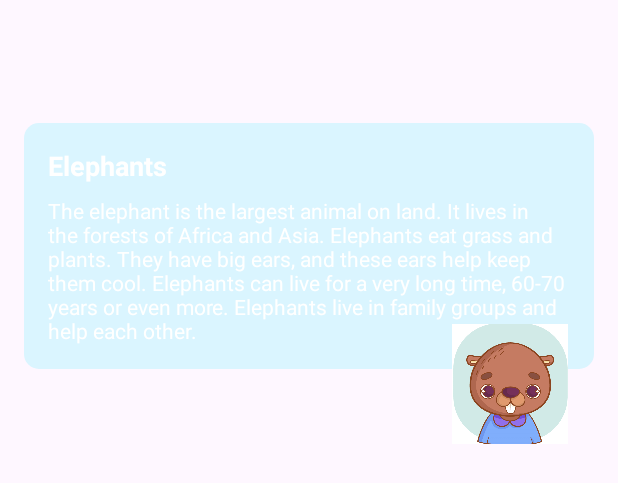
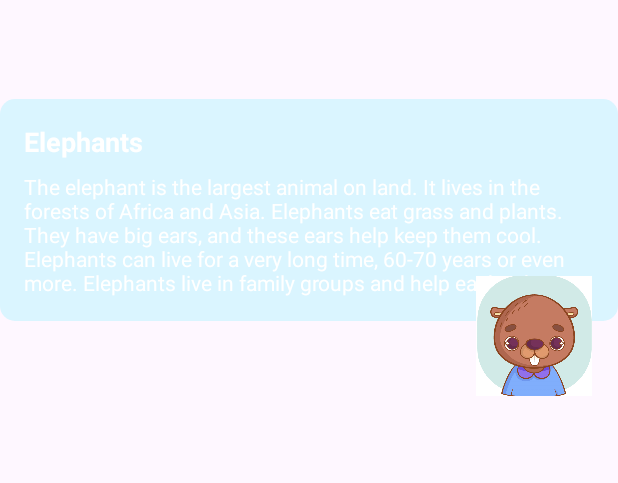
Before and after one commit to MusaHesenov/Kids-App, an Android app: the layout animal_rv_item.xml on its own in the app's theme, with its tools: preview values and no code run, on a phone screen of 412 x 824 dp. Shown: the top 483 px of the screen. Run offline under Robolectric (Android 15) with nearby library versions, the phone set to English and light mode, and no system bars.

Commit message:
interface update

```diff
--- a/app/src/main/java/com/example/kidsapp/data/Colors.kt
+++ b/app/src/main/java/com/example/kidsapp/data/Colors.kt
@@ -1,7 +1,7 @@
 package com.example.kidsapp.data
 
 class Colors (
-    val colorsName: String,
+    val name: String,
     val image: String
 ){
     constructor(): this("","")
--- a/app/src/main/res/layout/animal_rv_item.xml
+++ b/app/src/main/res/layout/animal_rv_item.xml
@@ -3,38 +3,38 @@
     android:layout_width="match_parent"
     android:layout_height="wrap_content"
     xmlns:app="http://schemas.android.com/apk/res-auto"
-    android:padding="16dp">
+    android:padding="0dp">
 
     <LinearLayout
         android:id="@+id/backgroundContainer"
         android:layout_width="0dp"
         android:layout_height="wrap_content"
+        android:background="@drawable/category_background_blue"
         android:orientation="vertical"
         android:padding="16dp"
-        android:background="@drawable/category_background_blue"
+        app:layout_constraintBottom_toBottomOf="parent"
+        app:layout_constraintEnd_toEndOf="parent"
         app:layout_constraintStart_toStartOf="parent"
-        app:layout_constraintTop_toTopOf="parent"
-        app:layout_constraintEnd_toEndOf="parent"
-        app:layout_constraintBottom_toBottomOf="parent">
+        app:layout_constraintTop_toTopOf="parent">
 
         <TextView
             android:id="@+id/titleTv"
             android:layout_width="wrap_content"
             android:layout_height="wrap_content"
             android:text="Elephants"
+            android:textColor="@android:color/white"
             android:textSize="18sp"
-            android:textStyle="bold"
-            android:textColor="@android:color/white"/>
+            android:textStyle="bold" />
 
         <!-- Description TextView -->
         <TextView
             android:id="@+id/descriptionTv"
             android:layout_width="wrap_content"
             android:layout_height="wrap_content"
+            android:layout_marginTop="8dp"
             android:text="The elephant is the largest animal on land. It lives in the forests of Africa and Asia. Elephants eat grass and plants. They have big ears, and these ears help keep them cool. Elephants can live for a very long time, 60-70 years or even more. Elephants live in family groups and help each other."
-            android:textSize="14sp"
             android:textColor="@android:color/white"
-            android:layout_marginTop="8dp"/>
+            android:textSize="14sp" />
     </LinearLayout>
 
     <ImageView
```
Also changed, not shown: app/src/main/java/com/example/kidsapp/adapters/ColorsAdapter.kt (+3 -4 lines), app/src/main/java/com/example/kidsapp/fragments/ColorsFragment.kt (+6 -1 lines), app/src/main/java/com/example/kidsapp/fragments/FlagsFragment.kt (+6 -1 lines), app/src/main/java/com/example/kidsapp/fragments/FruitsFragment.kt (+6 -1 lines), app/src/main/java/com/example/kidsapp/fragments/JobsFragment.kt (+6 -2 lines), app/src/main/java/com/example/kidsapp/fragments/ShapesFragment.kt (+6 -1 lines), app/src/main/res/layout/fragment_carnivorous.xml (+5 -4 lines), app/src/main/res/layout/fragment_colors.xml (+4 -4 lines), app/src/main/res/layout/fragment_herbivorous.xml (+4 -4 lines), app/src/main/res/layout/fragment_omnivorous.xml (+4 -4 lines).
